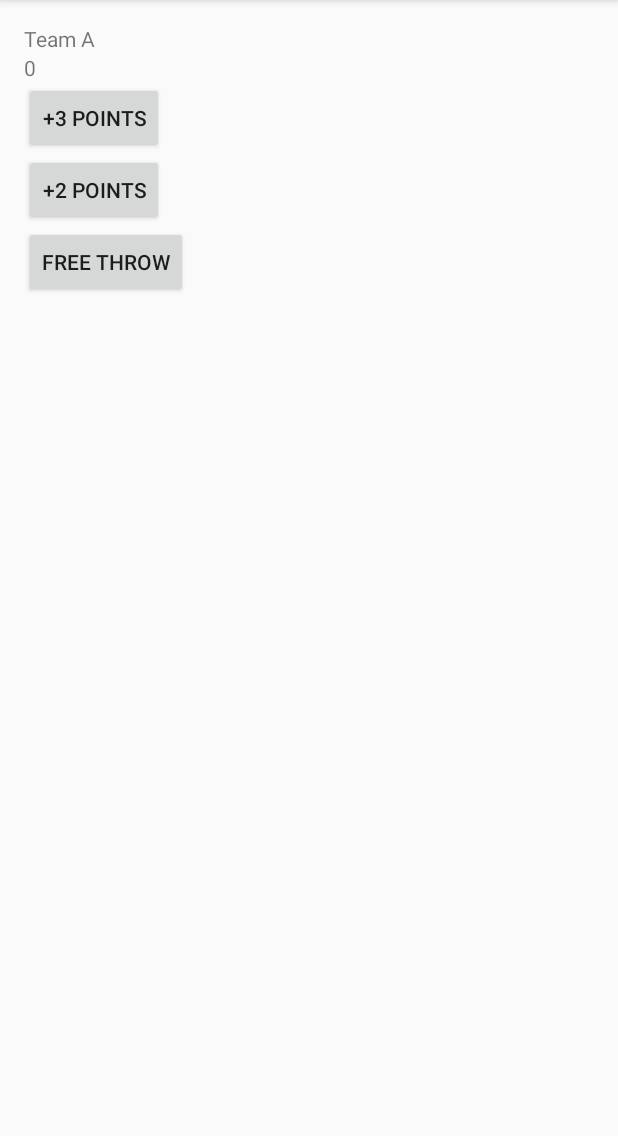
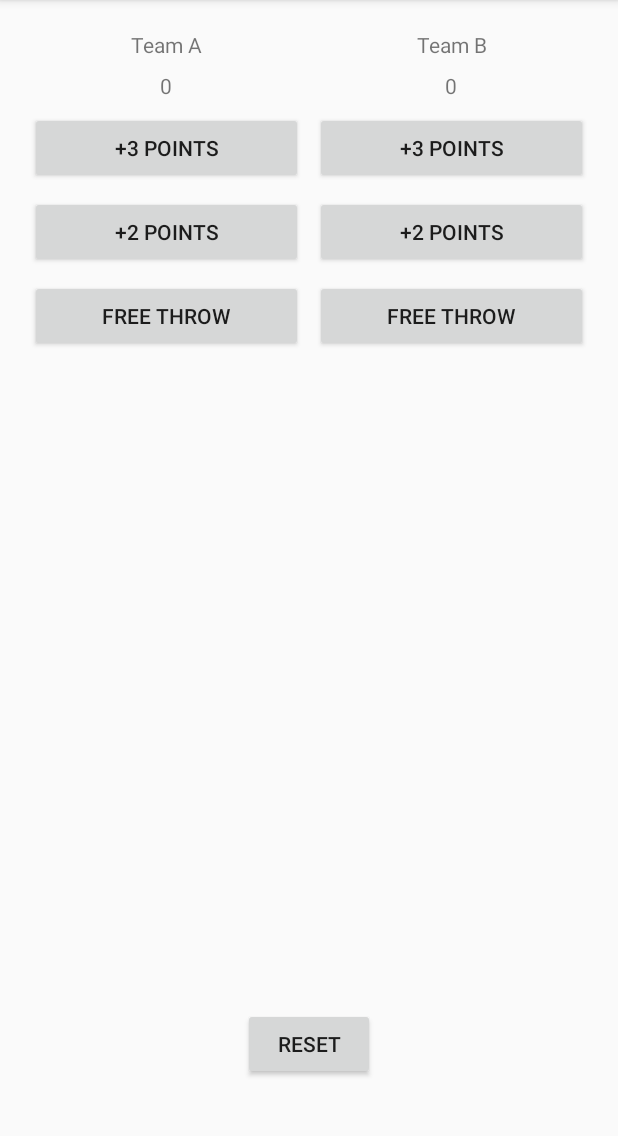
Before and after one commit to Sabrinaxbq/CourtCounter, an Android app: the screen it shows after launch (MainActivity), on a phone screen of 412 x 824 dp, the part 84-1220 px from its top. Run offline under Robolectric (Android 15) with nearby library versions, the phone set to English and light mode, and no system bars.

Commit message:
add the reset button,and make it work

```diff
--- a/app/src/main/java/com/example/android/courtcounter/MainActivity.java
+++ b/app/src/main/java/com/example/android/courtcounter/MainActivity.java
@@ -1,13 +1,81 @@
 package com.example.android.courtcounter;
 
+import android.os.Bundle;
 import android.support.v7.app.AppCompatActivity;
-import android.os.Bundle;
+import android.view.View;
+import android.widget.TextView;
 
 public class MainActivity extends AppCompatActivity {
 
+    int scoreA=0;
+    int scoreB=0;
     @Override
     protected void onCreate(Bundle savedInstanceState) {
         super.onCreate(savedInstanceState);
         setContentView(R.layout.activity_main);
     }
+
+    //click  3A
+    public void point3A(View view)
+    {
+        scoreA=scoreA + 3;
+        displayForTeamA(scoreA);
+    }
+
+    //click  2A
+    public void point2A(View view)
+    {
+        scoreA=scoreA + 2;
+        displayForTeamA(scoreA);
+    }
+    //click  1A
+    public void point1A(View view)
+    {
+        scoreA=scoreA + 1;
+        displayForTeamA(scoreA);
+    }
+    /**
+     * Displays the given score for Team A.
+     */
+    public void displayForTeamA(int score) {
+        TextView scoreView = (TextView) findViewById(R.id.team_a_score);
+        scoreView.setText(String.valueOf(score));
+
+    }
+
+    //click  3B
+    public void point3B(View view)
+    {
+        scoreB=scoreB + 3;
+        displayForTeamB(scoreB);
+    }
+
+    //click  2B
+    public void point2B(View view)
+    {
+        scoreB=scoreB + 2;
+        displayForTeamB(scoreB);
+    }
+    //click  1B
+    public void point1B(View view)
+    {
+        scoreB=scoreB + 1;
+        displayForTeamB(scoreB);
+    }
+    /**
+     * Displays the given score for Team B.
+     */
+    public void displayForTeamB(int score) {
+        TextView scoreView = (TextView) findViewById(R.id.team_b_score);
+        scoreView.setText(String.valueOf(score));
+    }
+
+
+    public void reset(View view)
+    {
+        scoreA=0;
+        scoreB=0;
+        displayForTeamA( scoreA);
+        displayForTeamB( scoreB);
+    }
 }
--- a/app/src/main/res/layout/activity_main.xml
+++ b/app/src/main/res/layout/activity_main.xml
@@ -1,42 +1,117 @@
 <?xml version="1.0" encoding="utf-8"?>
-<LinearLayout xmlns:android="http://schemas.android.com/apk/res/android"
+<RelativeLayout xmlns:android="http://schemas.android.com/apk/res/android"
     xmlns:tools="http://schemas.android.com/tools"
     android:layout_width="match_parent"
     android:layout_height="match_parent"
-    android:paddingBottom="@dimen/activity_vertical_margin"
-    android:paddingLeft="@dimen/activity_horizontal_margin"
-    android:paddingRight="@dimen/activity_horizontal_margin"
-    android:paddingTop="@dimen/activity_vertical_margin"
-    tools:context="com.example.android.courtcounter.MainActivity"
-    android:orientation="vertical"
-    >
-    <TextView
-        android:layout_width="wrap_content"
+    android:layout_alignParentTop="true"
+    tools:context="com.example.android.courtcounter.MainActivity">
+
+
+    <LinearLayout
+        android:layout_width="match_parent"
         android:layout_height="wrap_content"
-        android:text="Team A"
-        />
+        android:orientation="horizontal"
+        android:paddingBottom="@dimen/activity_vertical_margin"
+        android:paddingLeft="@dimen/activity_horizontal_margin"
+        android:paddingRight="@dimen/activity_horizontal_margin"
+        android:paddingTop="@dimen/activity_vertical_margin">
 
-    <TextView
-        android:layout_width="wrap_content"
-        android:layout_height="wrap_content"
-        android:text="0"
-        />
+        <LinearLayout
+            android:layout_width="0dp"
+            android:layout_height="wrap_content"
+            android:layout_weight="1"
+            android:orientation="vertical">
+
+
+            <TextView
+                android:layout_width="match_parent"
+                android:layout_height="wrap_content"
+                android:gravity="center_horizontal"
+                android:padding="4dp"
+                android:text="Team A" />
+
+            <TextView
+                android:id="@+id/team_a_score"
+                android:layout_width="match_parent"
+                android:layout_height="wrap_content"
+                android:gravity="center_horizontal"
+                android:padding="4dp"
+                android:text="0" />
+
+            <Button
+                android:layout_width="match_parent"
+                android:layout_height="wrap_content"
+                android:layout_margin="4dp"
+                android:onClick="point3A"
+                android:text="+3 POINTS" />
+
+            <Button
+                android:layout_width="match_parent"
+                android:layout_height="wrap_content"
+                android:layout_margin="4dp"
+                android:onClick="point2A"
+                android:text="+2 POINTS" />
+
+            <Button
+                android:layout_width="match_parent"
+                android:layout_height="wrap_content"
+                android:layout_margin="4dp"
+                android:onClick="point1A"
+                android:text="FREE THROW" />
+        </LinearLayout>
+
+        <LinearLayout
+            android:layout_width="0dp"
+            android:layout_height="wrap_content"
+            android:layout_weight="1"
+            android:orientation="vertical">
+
+            <TextView
+                android:layout_width="match_parent"
+                android:layout_height="wrap_content"
+                android:gravity="center_horizontal"
+                android:padding="4dp"
+                android:text="Team B" />
+
+            <TextView
+                android:id="@+id/team_b_score"
+                android:layout_width="match_parent"
+                android:layout_height="wrap_content"
+                android:gravity="center_horizontal"
+                android:padding="4dp"
+                android:text="0" />
+
+            <Button
+                android:layout_width="match_parent"
+                android:layout_height="wrap_content"
+                android:layout_margin="4dp"
+                android:onClick="point3B"
+                android:text="+3 POINTS" />
+
+            <Button
+                android:layout_width="match_parent"
+                android:layout_height="wrap_content"
+                android:layout_margin="4dp"
+                android:onClick="point2B"
+                android:text="+2 POINTS" />
+
+            <Button
+                android:layout_width="match_parent"
+                android:layout_height="wrap_content"
+                android:layout_margin="4dp"
+                android:onClick="point1B"
+                android:text="FREE THROW" />
+        </LinearLayout>
+    </LinearLayout>
+
 
     <Button
         android:layout_width="wrap_content"
         android:layout_height="wrap_content"
-        android:text="+3 POINTS"
-        />
+        android:layout_alignParentBottom="true"
+        android:layout_centerHorizontal="true"
+        android:layout_margin="48dp"
+        android:onClick="reset"
+        android:text="RESET" />
 
-    <Button
-        android:layout_width="wrap_content"
-        android:layout_height="wrap_content"
-        android:text="+2 POINTS"
-        />
-
-    <Button
-        android:layout_width="wrap_content"
-        android:layout_height="wrap_content"
-        android:text="FREE THROW"
-        />
-</LinearLayout>
+</RelativeLayout>
```
